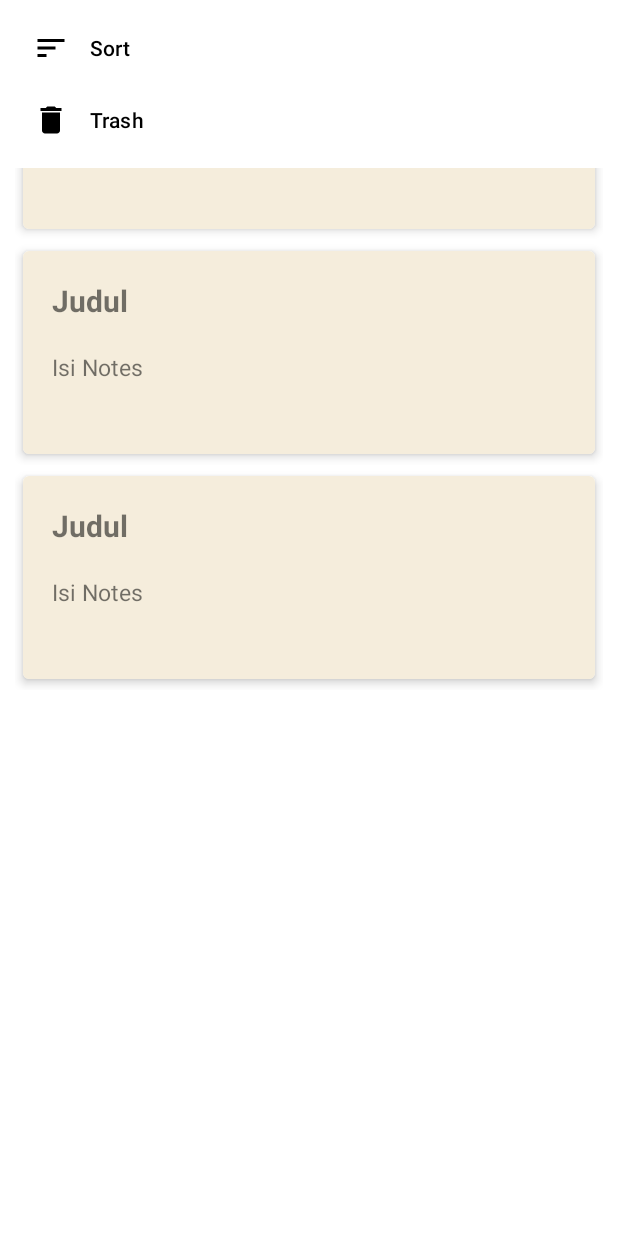
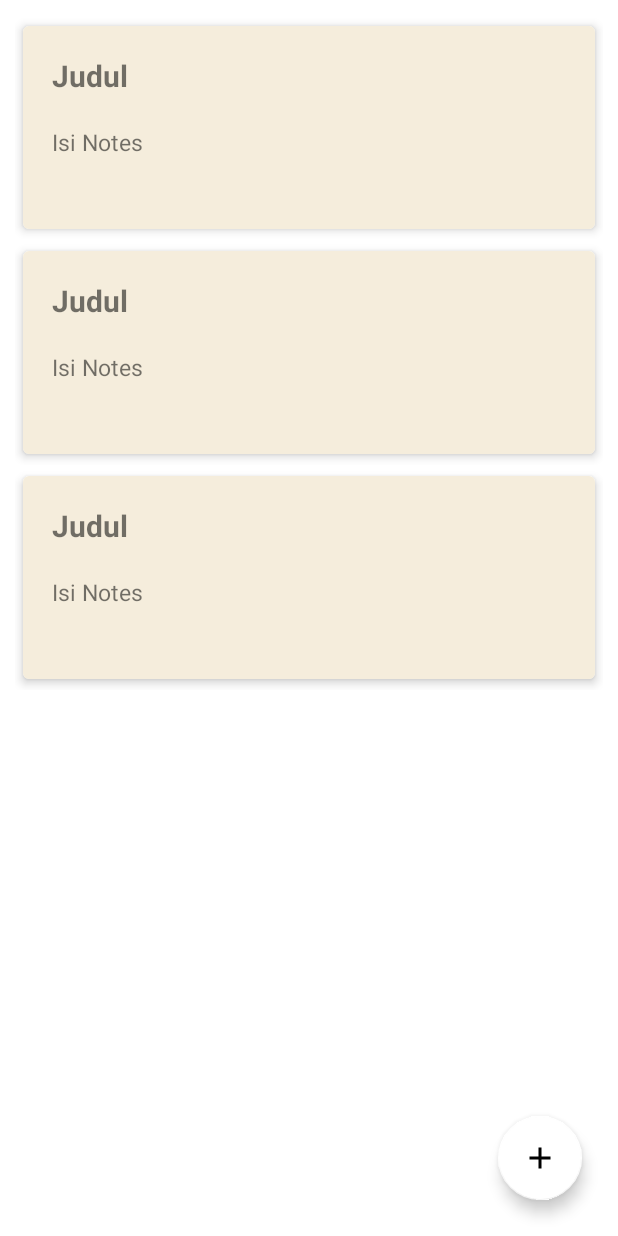
Before and after one commit to dwimirza/NotesApp----IDNMengajar, an Android app: the layout activity_main.xml on its own in the app's theme, with its tools: preview values and no code run, on a phone screen of 412 x 824 dp. Run offline under Robolectric (Android 15) with nearby library versions, the phone set to English and light mode, and no system bars.

```diff
--- a/app/build.gradle
+++ b/app/build.gradle
@@ -36,6 +36,9 @@ android {
 }
 
 dependencies {
+    implementation 'androidx.navigation:navigation-fragment-ktx:2.5.1'
+    implementation 'androidx.navigation:navigation-ui-ktx:2.5.1'
+
     //lifecycle
     def lifecycle_version = "2.4.0"
     implementation "androidx.lifecycle:lifecycle-viewmodel:$lifecycle_version"
--- a/app/src/main/AndroidManifest.xml
+++ b/app/src/main/AndroidManifest.xml
@@ -9,9 +9,8 @@
         android:roundIcon="@mipmap/ic_launcher_round"
         android:supportsRtl="true"
         android:theme="@style/Theme.IdnMengajar" >
-        <activity
-            android:name=".SplashScreen"
-            android:exported="false" />
+        <activity android:name=".TambahNotes"
+            android:exported="false"/>
         <activity
             android:name=".UpdateNotes"
             android:exported="false" />
--- a/app/src/main/java/com/nanda/idnmengajar/room/NotesDao.kt
+++ b/app/src/main/java/com/nanda/idnmengajar/room/NotesDao.kt
@@ -1,11 +1,9 @@
 package com.nanda.idnmengajar.room
 
-import androidx.room.Delete
-import androidx.room.Insert
-import androidx.room.Query
-import androidx.room.Update
+import androidx.room.*
 import com.nanda.idnmengajar.data.entity.Notes
 
+@Dao
 interface NotesDao {
     @Query("SELECT * FROM notes_table")
     fun getData() : List<Notes>
--- /dev/null
+++ b/app/src/main/res/drawable/ic_baseline_add_24.xml
@@ -0,0 +1,9 @@
+<vector xmlns:android="http://schemas.android.com/apk/res/android"
+    android:width="24dp"
+    android:height="24dp"
+    android:viewportWidth="24"
+    android:viewportHeight="24">
+  <path
+      android:fillColor="@android:color/white"
+      android:pathData="M19,13h-6v6h-2v-6H5v-2h6V5h2v6h6v2z"/>
+</vector>
--- a/app/src/main/res/layout/activity_main.xml
+++ b/app/src/main/res/layout/activity_main.xml
@@ -6,18 +6,28 @@
     android:layout_height="match_parent"
     tools:context=".MainActivity">
 
+    <com.google.android.material.floatingactionbutton.FloatingActionButton
+        android:id="@+id/fab"
+        android:layout_width="wrap_content"
+        android:layout_height="wrap_content"
+        android:layout_marginEnd="24dp"
+        android:layout_marginBottom="24dp"
+        android:clickable="true"
+        android:contentDescription="fab"
+        android:focusable="true"
+        android:src="@drawable/ic_baseline_add_24"
+        app:backgroundTint="@color/white"
+        app:layout_constraintBottom_toBottomOf="parent"
+        app:layout_constraintEnd_toEndOf="parent" />
+
     <androidx.recyclerview.widget.RecyclerView
         android:id="@+id/rv_judul_notes"
         android:layout_width="match_parent"
         android:layout_height="match_parent"
         android:padding="10dp"
+        tools:layout_editor_absoluteX="0dp"
+        tools:layout_editor_absoluteY="101dp"
         tools:listitem="@layout/row_item_judul" />
 
-    <com.google.android.material.navigation.NavigationView
-        android:id="@+id/navView"
-        android:layout_width="match_parent"
-        android:layout_height="wrap_content"
-        app:layout_constraintTop_toTopOf="parent"
-        app:menu="@menu/menu"/>
 
 </androidx.constraintlayout.widget.ConstraintLayout>
--- a/app/src/main/res/layout/activity_splash_screen.xml
+++ b/app/src/main/res/layout/activity_splash_screen.xml
@@ -14,7 +14,7 @@
         app:layout_constraintStart_toStartOf="parent"
         app:layout_constraintTop_toTopOf="parent"
         tools:src="@mipmap/ic_launcher"
-        android:contentDescription="@string/foto" />
+         />
 
     <TextView
         android:layout_width="wrap_content"
@@ -22,7 +22,7 @@
         android:textStyle="bold"
         android:textSize="20sp"
         android:paddingTop="4dp"
-        android:text="@string/notes_app"
+        android:text="Notes App"
         app:layout_constraintEnd_toEndOf="parent"
         app:layout_constraintStart_toStartOf="parent"
         app:layout_constraintTop_toBottomOf="@id/img_logo"
--- a/app/src/main/res/menu/menu.xml
+++ b/app/src/main/res/menu/menu.xml
@@ -7,9 +7,6 @@
         app:showAsAction="always"
         android:icon="@drawable/ic_baseline_sort_24"/>
 
-    <item android:id="@+id/trashMenu"
-        android:title="Trash"
-        app:showAsAction="ifRoom"
-        android:icon="@drawable/ic_baseline_delete_24"/>
+
 
 </menu>
```
Also changed, not shown: app/src/main/java/com/nanda/idnmengajar/MainActivity.kt (+13 -2 lines), app/src/main/res/layout/splash_screen.xml (deleted, +0 -32 lines).
